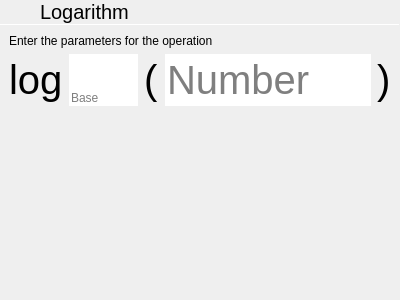
Qt form parts/calculator/logbasepopover.ui (theCheeseboard/thecalculator) before a commit.
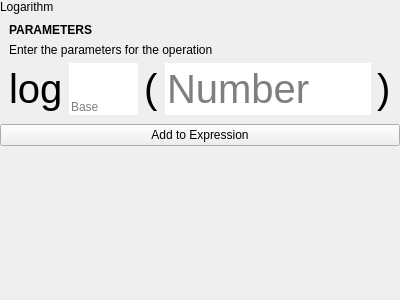
The same form after that commit. Icons and pictures are not drawn. Custom widgets are drawn as their Qt base class.

```diff
--- a/parts/calculator/logbasepopover.ui
+++ b/parts/calculator/logbasepopover.ui
@@ -30,84 +30,10 @@
     <number>0</number>
    </property>
    <item>
-    <layout class="QHBoxLayout" name="horizontalLayout">
-     <property name="spacing">
-      <number>0</number>
-     </property>
-     <item>
-      <widget class="QPushButton" name="backButton">
-       <property name="sizePolicy">
-        <sizepolicy hsizetype="Preferred" vsizetype="Preferred">
-         <horstretch>0</horstretch>
-         <verstretch>0</verstretch>
-        </sizepolicy>
-       </property>
-       <property name="text">
-        <string/>
-       </property>
-       <property name="icon">
-        <iconset theme="go-previous">
-         <normaloff>../../../theShell/statuscenter/PulseaudioPane</normaloff>../../../theShell/statuscenter/PulseaudioPane</iconset>
-       </property>
-       <property name="flat">
-        <bool>true</bool>
-       </property>
-      </widget>
-     </item>
-     <item>
-      <widget class="QLabel" name="label">
-       <property name="sizePolicy">
-        <sizepolicy hsizetype="Expanding" vsizetype="Preferred">
-         <horstretch>0</horstretch>
-         <verstretch>0</verstretch>
-        </sizepolicy>
-       </property>
-       <property name="font">
-        <font>
-         <pointsize>15</pointsize>
-        </font>
-       </property>
+    <widget class="tTitleLabel" name="titleLabel">
        <property name="text">
         <string>Logarithm</string>
        </property>
-       <property name="margin">
-        <number>9</number>
-       </property>
-      </widget>
-     </item>
-     <item>
-      <widget class="QPushButton" name="okButton">
-       <property name="sizePolicy">
-        <sizepolicy hsizetype="Preferred" vsizetype="Preferred">
-         <horstretch>0</horstretch>
-         <verstretch>0</verstretch>
-        </sizepolicy>
-       </property>
-       <property name="text">
-        <string/>
-       </property>
-       <property name="icon">
-        <iconset theme="dialog-ok">
-         <normaloff>.</normaloff>.</iconset>
-       </property>
-       <property name="flat">
-        <bool>true</bool>
-       </property>
-      </widget>
-     </item>
-    </layout>
-   </item>
-   <item>
-    <widget class="Line" name="line">
-     <property name="maximumSize">
-      <size>
-       <width>16777215</width>
-       <height>1</height>
-      </size>
-     </property>
-     <property name="orientation">
-      <enum>Qt::Horizontal</enum>
-     </property>
     </widget>
    </item>
    <item>
@@ -119,6 +45,51 @@
       </sizepolicy>
      </property>
      <layout class="QVBoxLayout" name="verticalLayout_2">
+      <property name="spacing">
+       <number>0</number>
+      </property>
+      <property name="leftMargin">
+       <number>0</number>
+      </property>
+      <property name="topMargin">
+       <number>0</number>
+      </property>
+      <property name="rightMargin">
+       <number>0</number>
+      </property>
+      <property name="bottomMargin">
+       <number>0</number>
+      </property>
+      <item>
+       <layout class="QVBoxLayout" name="verticalLayout_3">
+        <property name="spacing">
+         <number>6</number>
+        </property>
+        <property name="leftMargin">
+         <number>9</number>
+        </property>
+        <property name="topMargin">
+         <number>9</number>
+        </property>
+        <property name="rightMargin">
+         <number>9</number>
+        </property>
+        <property name="bottomMargin">
+         <number>9</number>
+        </property>
+        <item>
+         <widget class="QLabel" name="label_6">
+          <property name="font">
+           <font>
+            <weight>75</weight>
+            <bold>true</bold>
+           </font>
+          </property>
+          <property name="text">
+           <string>PARAMETERS</string>
+          </property>
+         </widget>
+        </item>
       <item>
        <widget class="QLabel" name="label_3">
         <property name="text">
@@ -212,6 +183,21 @@
         </item>
        </layout>
       </item>
+       </layout>
+      </item>
+      <item>
+       <widget class="QPushButton" name="okButton">
+        <property name="sizePolicy">
+         <sizepolicy hsizetype="Preferred" vsizetype="Preferred">
+          <horstretch>0</horstretch>
+          <verstretch>0</verstretch>
+         </sizepolicy>
+        </property>
+        <property name="text">
+         <string>Add to Expression</string>
+        </property>
+       </widget>
+      </item>
       <item>
        <spacer name="verticalSpacer">
         <property name="orientation">
@@ -231,6 +217,14 @@
   </layout>
  </widget>
  <customwidgets>
+  <customwidget>
+   <class>tTitleLabel</class>
+   <extends>QLabel</extends>
+   <header location="global">ttitlelabel.h</header>
+   <slots>
+    <signal>backButtonClicked()</signal>
+   </slots>
+  </customwidget>
   <customwidget>
    <class>ExpressionLineEdit</class>
    <extends>QLineEdit</extends>
```
Lines whose indentation alone changed are shown as unchanged.
